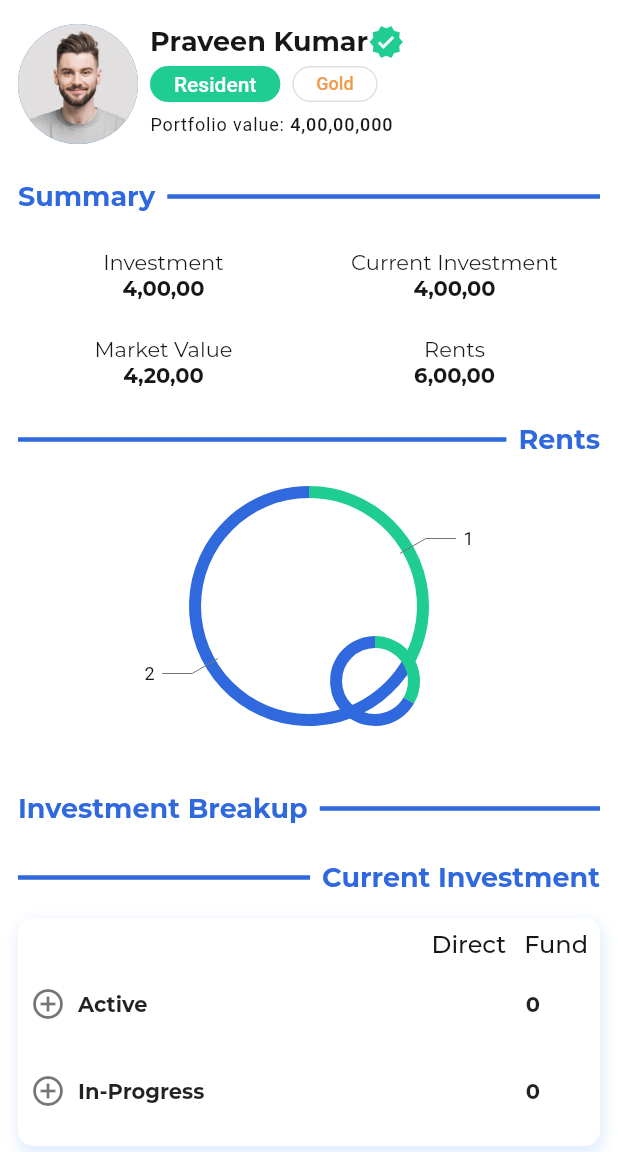
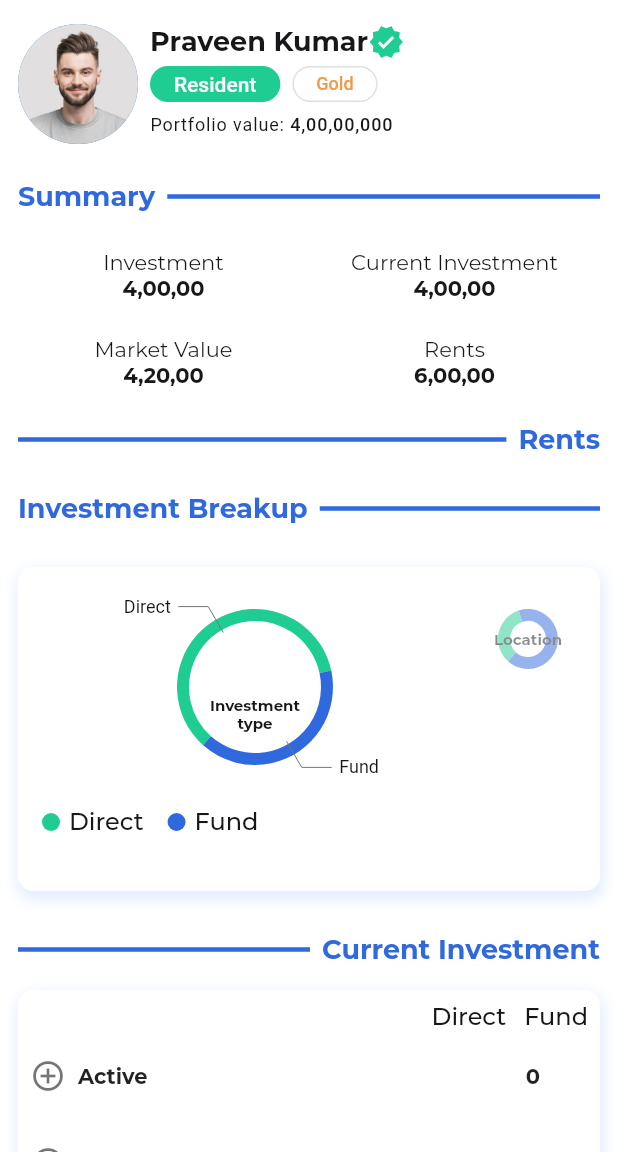
Before and after one commit to da-nish/propery-share-app, a Flutter app: the screen it shows after launch, on a phone screen of 412 x 824 dp, the part 84-1236 px from its top. Run offline on Flutter 3.47's test engine with Material 2 defaults, Android fonts, the phone set to English and light mode, and no system bars; our stand-ins replace charts_flutter, flutter_svg, get.

Commit message:
Add piechart

```diff
--- a/lib/app/bindings/initial_binding.dart
+++ b/lib/app/bindings/initial_binding.dart
@@ -1,6 +1,5 @@
 import 'package:flutter_app/app/bindings/local_source_bindings.dart';
 import 'package:flutter_app/app/bindings/remote_bindings.dart';
-import 'package:flutter_app/app/network/network_controller.dart';
 import 'package:get/get.dart';
 
 class InitialBinding implements Bindings {
--- a/lib/app/bindings/remote_bindings.dart
+++ b/lib/app/bindings/remote_bindings.dart
@@ -1,5 +1,3 @@
-import 'package:flutter_app/app/data/provider/login_provider.dart';
-import 'package:flutter_app/app/data/repository/login_repository.dart';
 import 'package:get/get.dart';
 
 class RemoteBindings implements Bindings {
--- a/lib/app/core/components/chart/aqua_arc_chart.dart
+++ b/lib/app/core/components/chart/aqua_arc_chart.dart
@@ -1,15 +1,17 @@
 import 'package:charts_flutter/flutter.dart' as charts;
 import 'package:flutter/material.dart';
+import 'package:flutter_app/app/core/dto/chart_model.dart';
 import 'package:flutter_app/app/core/theme/theme.dart';
 import 'package:flutter_app/app/modules/home/presentation/widget/app_switcher.dart';
 
-typedef ChartModel = Pair<int, String>;
+typedef ChartModel = CommonChartModel;
 
 class AquaArcChart extends StatelessWidget {
   final List<ChartModel>? data;
   final double arcWidth;
   final bool displayLabels;
   final Color labelColor;
+  final String title;
 
   final List<Color> activeColors = [
     AppColors.activeGreen,
@@ -19,28 +21,43 @@ class AquaArcChart extends StatelessWidget {
   AquaArcChart(this.data,
       {this.arcWidth = Dimens.grid16,
       this.displayLabels = true,
+      this.title = "",
       this.labelColor = AppColors.dark});
+
+  charts.Color getColor(int index) {
+    var originalColor = activeColors[index];
+    return charts.Color(
+        r: originalColor.red, g: originalColor.green, b: originalColor.blue);
+  }
 
   @override
   Widget build(BuildContext context) {
     if (data == null) return Container();
-    return charts.PieChart<Object>([
-      charts.Series<ChartModel, int>(
+    return Stack(children: [
+      charts.PieChart<Object>([
+        charts.Series<ChartModel, String>(
             id: 'Points',
-          domainFn: (ChartModel paramData, _) => paramData.first,
-          measureFn: (ChartModel paramData, _) => paramData.first,
+            domainFn: (ChartModel paramData, _) => paramData.label,
+            measureFn: (ChartModel paramData, _) => paramData.value,
             data: data!,
             labelAccessorFn: (data, index) {
-            return data.second;
+              return data.label;
               // return arcLabel != null ? arcLabel!(data, index) : "";
             },
             colorFn: (ChartModel paramData, int? index) {
-            var originalColor = activeColors[index!];
-            return charts.Color(
-                r: originalColor.red,
-                g: originalColor.green,
-                b: originalColor.blue);
+              return getColor(index!);
             })
+      ],
+          defaultInteractions: false,
+          behaviors: !displayLabels
+              ? []
+              : [
+                  charts.DatumLegend(
+                    showMeasures: true,
+                    position: charts.BehaviorPosition.bottom,
+                    desiredMaxColumns: 4,
+                    legendDefaultMeasure: charts.LegendDefaultMeasure.none,
+                  ),
                 ],
           layoutConfig: charts.LayoutConfig(
             leftMarginSpec: charts.MarginSpec.defaultSpec,
@@ -52,10 +69,12 @@ class AquaArcChart extends StatelessWidget {
           defaultRenderer: charts.ArcRendererConfig(
               arcWidth: 8,
               strokeWidthPx: 0,
+              startAngle: 40,
               arcRendererDecorators: !displayLabels
                   ? []
                   : [
                       charts.ArcLabelDecorator(
+                          leaderLineColor: getColor(0),
                           labelPadding: 4,
                           outsideLabelStyleSpec: charts.TextStyleSpec(
                               fontSize: 12,
@@ -65,6 +84,18 @@ class AquaArcChart extends StatelessWidget {
                                   b: labelColor.blue)),
                           showLeaderLines: true,
                           labelPosition: charts.ArcLabelPosition.outside)
-                  ]));
+                    ])),
+      Center(
+        child: Positioned(
+          // right: 0,
+          // bottom: 0,
+          child: Text(
+            title,
+            textAlign: TextAlign.center,
+            style: AppTextStyle.h7Bold(),
+          ),
+        ),
+      )
+    ]);
   }
 }
--- /dev/null
+++ b/lib/app/core/dto/chart_model.dart
@@ -0,0 +1,7 @@
+class CommonChartModel {
+  final int value;
+  // final String label;
+  final String label;
+
+  CommonChartModel(this.value, this.label);
+}
--- a/lib/app/modules/home/presentation/home_screen.dart
+++ b/lib/app/modules/home/presentation/home_screen.dart
@@ -3,6 +3,7 @@ import 'package:flutter_app/app/core/components/app_topbar/app_appbar_home.dart'
 import 'package:flutter_app/app/core/components/chart/aqua_arc_chart.dart';
 import 'package:flutter_app/app/core/components/expanded_tile/app_expandable.dart';
 import 'package:flutter_app/app/core/components/expanded_tile/app_expandable_style.dart';
+import 'package:flutter_app/app/core/dto/chart_model.dart';
 import 'package:flutter_app/app/core/theme/theme.dart';
 import 'package:flutter_app/app/core/values/app_assets.dart';
 import 'package:flutter_app/app/modules/home/controller/home_controller.dart';
@@ -13,7 +14,6 @@ import 'package:flutter_app/app/modules/home/presentation/widget/property_card.d
 import 'package:flutter_app/app/modules/home/presentation/widget/section_title.dart';
 import 'package:flutter_app/app/modules/home/presentation/widget/user_card.dart';
 import 'package:get/get.dart';
-import 'package:syncfusion_flutter_charts/charts.dart';
 import '../../../../generated/l10n.dart';
 
 enum OrderType { stop, limit, market }
@@ -111,44 +111,64 @@ class HomeScreen extends GetView<HomeController> {
               title: "Rents",
               positionRight: true,
             ),
-            Stack(
-              alignment: Alignment.bottomRight,
+
+            const SizedBox(height: 24),
+            const SectionTitle(
+              title: "Investment Breakup",
+            ),
+            const SizedBox(height: 24),
+            AppContainer(
+              child: SizedBox(
+                height: 200,
+                width: 200,
+                child: Stack(
+                  alignment: Alignment.topRight,
+                  clipBehavior: Clip.antiAliasWithSaveLayer,
                   children: [
-                SizedBox(
-                  height: 200,
-                  child: SizedBox(
+                    Opacity(
+                      opacity: 0.5,
+                      child: Container(
+                        // alignment: Alignment.bottomRight,
+                        alignment: Alignment.centerRight,
+                        height: 80,
+                        width: 80,
+                        child: Align(
+                          alignment: Alignment.topRight,
                           child: AquaArcChart(
                             [
-                        Pair(1, "1"),
-                        Pair(2, "2"),
+                              CommonChartModel(1, '3'),
+                              CommonChartModel(2, '2'),
                             ],
+                            title: "Location",
+                            displayLabels: false,
                             arcWidth: 27,
                           ),
                         ),
                       ),
+                    ),
                     Positioned(
-                  bottom: 0,
-                  right: 0,
-                  child: SizedBox(
-                    height: 100,
+                      left: 0,
+                      child: Container(
+                        // color: Colors.yellow,
+                        width: 300,
+                        alignment: Alignment.topLeft,
+                        height: 180,
                         child: AquaArcChart(
+                          title: "Investment\ntype",
                           [
-                        Pair(1, "1"),
-                        Pair(2, "2"),
+                            CommonChartModel(3, 'Direct'),
+                            CommonChartModel(2, 'Fund'),
                           ],
-                      displayLabels: false,
                           arcWidth: 27,
                         ),
                       ),
                     ),
                   ],
                 ),
-
-            const SizedBox(height: 24),
-            const SectionTitle(
-              title: "Investment Breakup",
+              ),
             ),
             const SizedBox(height: 24),
+
             const SectionTitle(
               title: "Current Investment",
               positionRight: true,
--- a/lib/app/modules/home/presentation/widget/user_card.dart
+++ b/lib/app/modules/home/presentation/widget/user_card.dart
@@ -16,7 +16,7 @@ class UserCard extends StatelessWidget {
         ).image,
         radius: 40,
       ),
-      SizedBox(width: 8),
+      const SizedBox(width: 8),
       Column(
         mainAxisAlignment: MainAxisAlignment.start,
         crossAxisAlignment: CrossAxisAlignment.start,
@@ -27,7 +27,7 @@ class UserCard extends StatelessWidget {
                 "Praveen Kumar",
                 style: AppTextStyle.h3Bold(),
               ),
-              Icon(
+              const Icon(
                 Icons.verified,
                 color: AppColors.activeGreen,
               )
@@ -40,9 +40,8 @@ class UserCard extends StatelessWidget {
               children: [
                 ElevatedButton(
                   onPressed: () {},
-                  child: Text("Resident"),
                   style: ButtonStyle(
-                    minimumSize: MaterialStateProperty.all(Size(60, 24)),
+                    minimumSize: MaterialStateProperty.all(const Size(60, 24)),
                     elevation: MaterialStateProperty.all(0),
                     shape: MaterialStateProperty.all<RoundedRectangleBorder>(
                       RoundedRectangleBorder(
@@ -50,8 +49,9 @@ class UserCard extends StatelessWidget {
                       ),
                     ),
                   ),
+                  child: const Text("Resident"),
                 ),
-                SizedBox(
+                const SizedBox(
                   width: 8,
                 ),
                 OutlinedButton(
@@ -65,12 +65,13 @@ class UserCard extends StatelessWidget {
                     ],
                   ),
                   style: ButtonStyle(
-                    minimumSize: MaterialStateProperty.all(Size(40, 24)),
+                    minimumSize: MaterialStateProperty.all(const Size(40, 24)),
                     elevation: MaterialStateProperty.all(0),
                     shape: MaterialStateProperty.all<RoundedRectangleBorder>(
                       RoundedRectangleBorder(
                           borderRadius: BorderRadius.circular(20.0),
-                          side: BorderSide(color: AppColors.yellow1, width: 2)),
+                          side: const BorderSide(
+                              color: AppColors.yellow1, width: 2)),
                     ),
                   ),
                 ),
```
Lines whose indentation alone changed are shown as unchanged.
